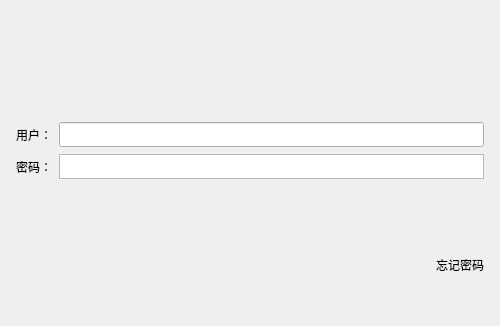
First picture: the form in login.ui, repository Glaceon127/mychat_project, before the edit; both pictures show x 0 to 500 and y 0 to 326 of the 500 by 500 pixel window.
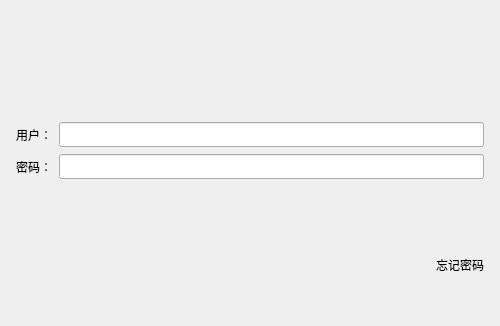
Second picture: the form after the edit. Icons and pictures are not drawn.

```diff
--- a/login.ui
+++ b/login.ui
@@ -127,13 +127,7 @@
         </widget>
        </item>
        <item>
-        <widget class="QListWidget" name="pass_edit">
-         <property name="sizePolicy">
-          <sizepolicy hsizetype="Expanding" vsizetype="Fixed">
-           <horstretch>0</horstretch>
-           <verstretch>0</verstretch>
-          </sizepolicy>
-         </property>
+        <widget class="QLineEdit" name="pass_edit">
          <property name="minimumSize">
           <size>
            <width>0</width>
```
